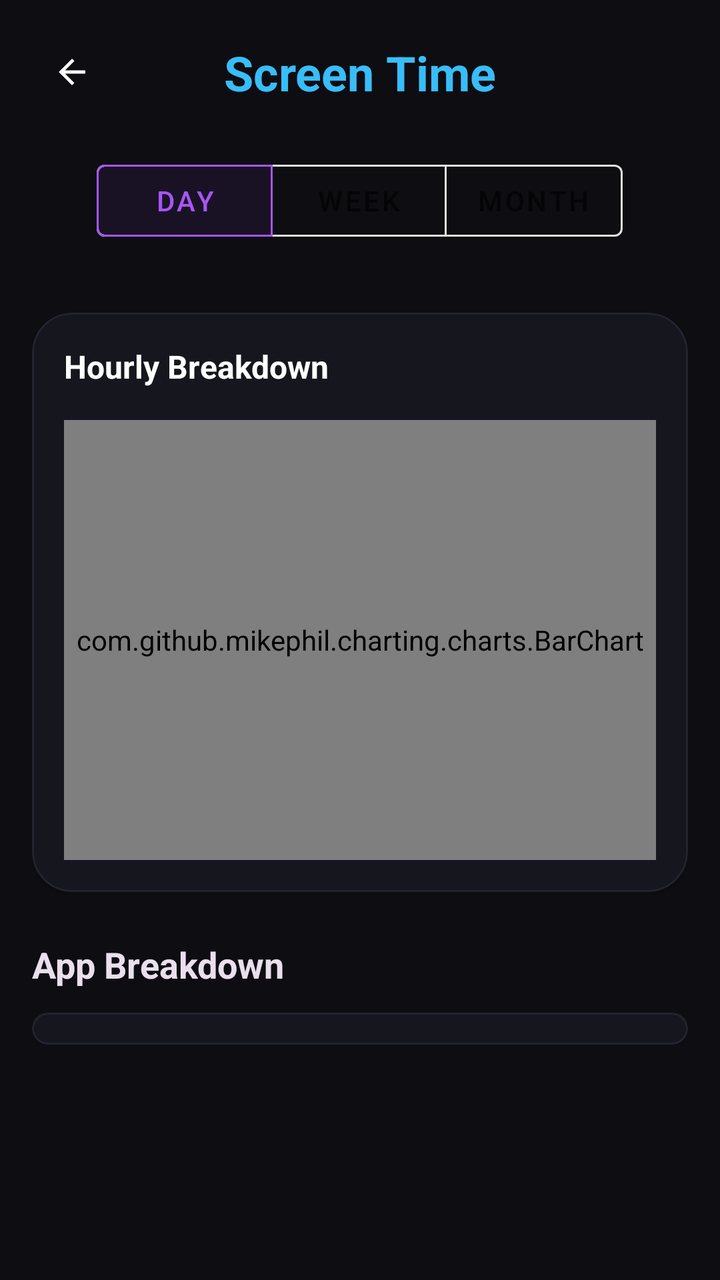
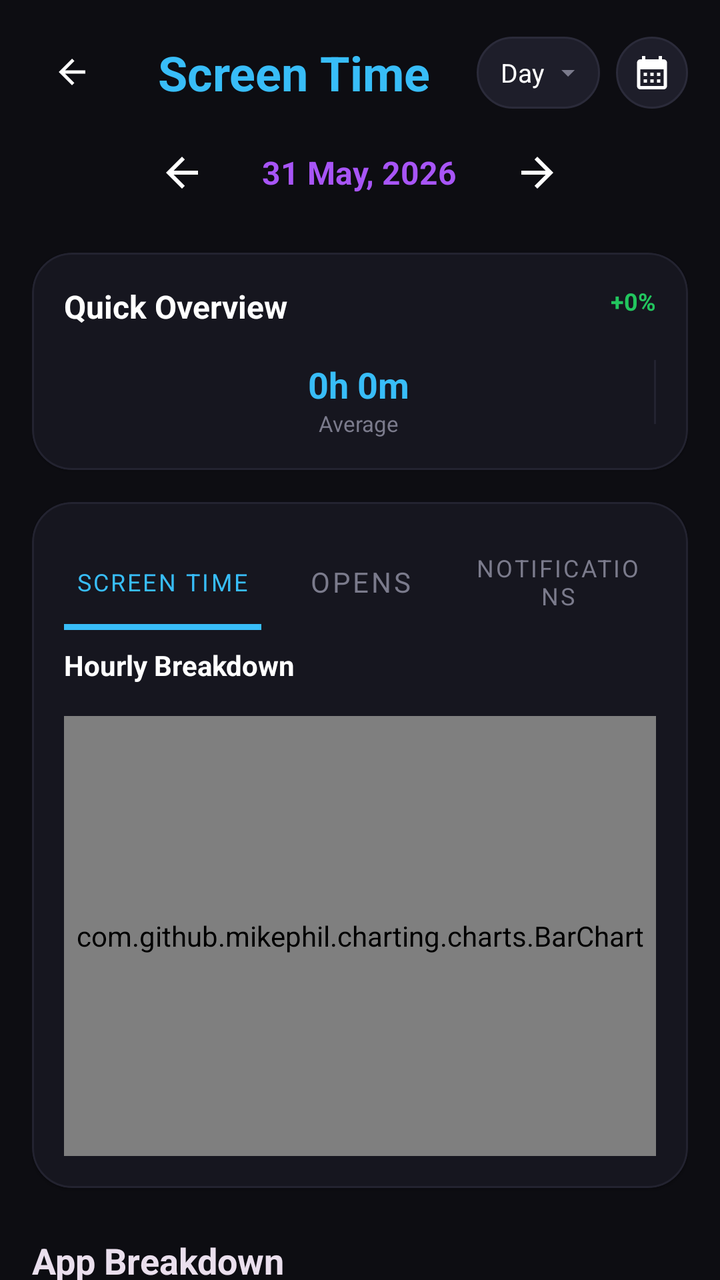

Compare the two renders of this Android layout. The source of the first and the diff that turns it into the second are given below.
<!-- AndroidManifest.xml: activity theme Theme.PP -->
<!-- res/layout/activity_screen_time_analytics.xml -->
<?xml version="1.0" encoding="utf-8"?>
<androidx.constraintlayout.widget.ConstraintLayout xmlns:android="http://schemas.android.com/apk/res/android"
    xmlns:app="http://schemas.android.com/apk/res-auto"
    android:layout_width="match_parent"
    android:layout_height="match_parent"
    android:background="@color/background"
    android:fitsSystemWindows="true">

    <ImageView
        android:id="@+id/btnBack"
        android:layout_width="40dp"
        android:layout_height="40dp"
        android:layout_marginStart="16dp"
        android:layout_marginTop="16dp"
        android:padding="10dp"
        android:src="@drawable/ic_back"
        app:layout_constraintStart_toStartOf="parent"
        app:layout_constraintTop_toTopOf="parent"
        app:tint="@color/text_primary" />

    <TextView
        android:id="@+id/tvTitle"
        android:layout_width="wrap_content"
        android:layout_height="wrap_content"
        android:text="Screen Time"
        android:textColor="@color/electric_blue"
        android:textSize="24sp"
        android:textStyle="bold"
        app:layout_constraintBottom_toBottomOf="@id/btnBack"
        app:layout_constraintEnd_toEndOf="parent"
        app:layout_constraintStart_toStartOf="parent"
        app:layout_constraintTop_toTopOf="@id/btnBack" />

    <LinearLayout
        android:id="@+id/periodControls"
        android:layout_width="match_parent"
        android:layout_height="wrap_content"
        android:layout_marginTop="24dp"
        android:gravity="center"
        android:orientation="horizontal"
        app:layout_constraintTop_toBottomOf="@id/tvTitle">

        <com.google.android.material.button.MaterialButtonToggleGroup
            android:id="@+id/togglePeriod"
            android:layout_width="wrap_content"
            android:layout_height="wrap_content"
            app:checkedButton="@+id/btnDay"
            app:singleSelection="true">

            <Button
                android:id="@+id/btnDay"
                style="@style/Widget.MaterialComponents.Button.OutlinedButton"
                android:layout_width="wrap_content"
                android:layout_height="wrap_content"
                android:text="Day" />

            <Button
                android:id="@+id/btnWeek"
                style="@style/Widget.MaterialComponents.Button.OutlinedButton"
                android:layout_width="wrap_content"
                android:layout_height="wrap_content"
                android:text="Week" />

            <Button
                android:id="@+id/btnMonth"
                style="@style/Widget.MaterialComponents.Button.OutlinedButton"
                android:layout_width="wrap_content"
                android:layout_height="wrap_content"
                android:text="Month" />
        </com.google.android.material.button.MaterialButtonToggleGroup>
    </LinearLayout>

    <androidx.core.widget.NestedScrollView
        android:layout_width="match_parent"
        android:layout_height="0dp"
        android:layout_marginTop="16dp"
        app:layout_constraintBottom_toBottomOf="parent"
        app:layout_constraintTop_toBottomOf="@id/periodControls">

        <LinearLayout
            android:layout_width="match_parent"
            android:layout_height="wrap_content"
            android:orientation="vertical"
            android:padding="16dp">

            
            <com.google.android.material.card.MaterialCardView
                android:layout_width="match_parent"
                android:layout_height="wrap_content"
                app:cardBackgroundColor="@color/card_background"
                app:cardCornerRadius="20dp"
                app:strokeColor="@color/stroke_color"
                app:strokeWidth="1dp">

                <LinearLayout
                    android:layout_width="match_parent"
                    android:layout_height="wrap_content"
                    android:orientation="vertical"
                    android:padding="16dp">

                    <TextView
                        android:id="@+id/tvChartLabel"
                        android:layout_width="wrap_content"
                        android:layout_height="wrap_content"
                        android:text="Hourly Breakdown"
                        android:textColor="@color/text_primary"
                        android:textSize="16sp"
                        android:textStyle="bold" />

                    <com.github.mikephil.charting.charts.BarChart
                        android:id="@+id/usageChart"
                        android:layout_width="match_parent"
                        android:layout_height="220dp"
                        android:layout_marginTop="16dp" />
                </LinearLayout>
            </com.google.android.material.card.MaterialCardView>

            
            <TextView
                android:layout_width="wrap_content"
                android:layout_height="wrap_content"
                android:layout_marginTop="24dp"
                android:text="App Breakdown"
                android:textColor="@color/on_surface"
                android:textSize="18sp"
                android:textStyle="bold" />

            <com.google.android.material.card.MaterialCardView
                android:layout_width="match_parent"
                android:layout_height="wrap_content"
                android:layout_marginTop="12dp"
                app:cardBackgroundColor="@color/card_background"
                app:cardCornerRadius="20dp"
                app:strokeColor="@color/stroke_color"
                app:strokeWidth="1dp">

                <androidx.recyclerview.widget.RecyclerView
                    android:id="@+id/rvApps"
                    android:layout_width="match_parent"
                    android:layout_height="wrap_content"
                    android:padding="8dp"
                    android:nestedScrollingEnabled="false" />
            </com.google.android.material.card.MaterialCardView>

        </LinearLayout>
    </androidx.core.widget.NestedScrollView>

</androidx.constraintlayout.widget.ConstraintLayout>
<!-- resources referenced by this layout -->
<resources>
  <color name="background">#0D0D12</color>
  <color name="card_background">#16161F</color>
  <color name="electric_blue">#38BDF8</color>
  <color name="on_surface">#EADFED</color>
  <color name="stroke_color">#232330</color>
  <color name="text_primary">#FFFFFF</color>
  <!-- drawable ic_back (drawable) -->
  <vector xmlns:android="http://schemas.android.com/apk/res/android"
      android:width="24dp"
      android:height="24dp"
      android:viewportWidth="24"
      android:viewportHeight="24">
    <path
        android:fillColor="#FF000000"
        android:pathData="M20,11H7.83l5.59,-5.59L12,4l-8,8 8,8 1.41,-1.41L7.83,13H20v-2z"/>
  </vector>
  <style name="Theme.PP" parent="Theme.MaterialComponents.DayNight.NoActionBar">
          
          <item name="colorPrimary">@color/accent_purple</item>
          <item name="colorPrimaryVariant">@color/selected_date_bg</item>
          <item name="colorOnPrimary">@color/white</item>
          
          <item name="colorSecondary">@color/accent_pink</item>
          <item name="colorSecondaryVariant">@color/accent_pink</item>
          <item name="colorOnSecondary">@color/black</item>
          
          <item name="android:statusBarColor">@color/background</item>
          
      </style>
  <color name="accent_purple">#A855F7</color>
  <color name="selected_date_bg">#9333EA</color>
  <color name="white">#FFFFFFFF</color>
  <color name="accent_pink">#EC4899</color>
  <color name="black">#FF000000</color>
</resources>

<!-- the commit's change to res/layout/activity_screen_time_analytics.xml (unified diff, before → after) -->
@@ -20,62 +20,111 @@
 
     <TextView
         android:id="@+id/tvTitle"
-        android:layout_width="wrap_content"
+        android:layout_width="0dp"
         android:layout_height="wrap_content"
+        android:layout_marginStart="8dp"
+        android:layout_marginEnd="8dp"
+        android:gravity="center"
         android:text="Screen Time"
         android:textColor="@color/electric_blue"
         android:textSize="24sp"
         android:textStyle="bold"
         app:layout_constraintBottom_toBottomOf="@id/btnBack"
+        app:layout_constraintEnd_toStartOf="@id/controlsRow"
+        app:layout_constraintStart_toEndOf="@id/btnBack"
+        app:layout_constraintTop_toTopOf="@id/btnBack" />
+
+    <LinearLayout
+        android:id="@+id/controlsRow"
+        android:layout_width="wrap_content"
+        android:layout_height="wrap_content"
+        android:layout_marginEnd="16dp"
+        android:gravity="center_vertical"
+        android:orientation="horizontal"
+        app:layout_constraintBottom_toBottomOf="@id/tvTitle"
         app:layout_constraintEnd_toEndOf="parent"
-        app:layout_constraintStart_toStartOf="parent"
-        app:layout_constraintTop_toTopOf="@id/btnBack" />
+        app:layout_constraintTop_toTopOf="@id/tvTitle">
+
+        <LinearLayout
+            android:id="@+id/periodDropdown"
+            android:layout_width="wrap_content"
+            android:layout_height="36dp"
+            android:background="@drawable/bg_neon_dropdown"
+            android:gravity="center_vertical"
+            android:orientation="horizontal"
+            android:paddingStart="12dp"
+            android:paddingEnd="8dp">
+
+            <TextView
+                android:id="@+id/tvPeriodType"
+                android:layout_width="wrap_content"
+                android:layout_height="wrap_content"
+                android:text="Day"
+                android:textColor="@color/text_primary"
+                android:textSize="13sp" />
+
+            <ImageView
+                android:layout_width="16dp"
+                android:layout_height="16dp"
+                android:layout_marginStart="4dp"
+                android:src="@drawable/ic_arrow_down"
+                app:tint="@color/text_muted" />
+        </LinearLayout>
+
+        <ImageView
+            android:id="@+id/btnCalendar"
+            android:layout_width="36dp"
+            android:layout_height="36dp"
+            android:layout_marginStart="8dp"
+            android:background="@drawable/bg_neon_dropdown"
+            android:padding="8dp"
+            android:src="@drawable/ic_calendar"
+            app:tint="@color/text_primary" />
+    </LinearLayout>
 
     <LinearLayout
-        android:id="@+id/periodControls"
+        android:id="@+id/periodNavigation"
         android:layout_width="match_parent"
         android:layout_height="wrap_content"
-        android:layout_marginTop="24dp"
+        android:layout_marginTop="16dp"
         android:gravity="center"
         android:orientation="horizontal"
-        app:layout_constraintTop_toBottomOf="@id/tvTitle">
-
-        <com.google.android.material.button.MaterialButtonToggleGroup
-            android:id="@+id/togglePeriod"
+        app:layout_constraintTop_toBottomOf="@id/controlsRow">
+
+        <ImageView
+            android:id="@+id/btnPrev"
+            android:layout_width="32dp"
+            android:layout_height="32dp"
+            android:padding="4dp"
+            android:src="@drawable/ic_back"
+            app:tint="@color/text_primary" />
+
+        <TextView
+            android:id="@+id/tvPeriodLabel"
             android:layout_width="wrap_content"
             android:layout_height="wrap_content"
-            app:checkedButton="@+id/btnDay"
-            app:singleSelection="true">
-
-            <Button
-                android:id="@+id/btnDay"
-                style="@style/Widget.MaterialComponents.Button.OutlinedButton"
-                android:layout_width="wrap_content"
-                android:layout_height="wrap_content"
-                android:text="Day" />
-
-            <Button
-                android:id="@+id/btnWeek"
-                style="@style/Widget.MaterialComponents.Button.OutlinedButton"
-                android:layout_width="wrap_content"
-                android:layout_height="wrap_content"
-                android:text="Week" />
-
-            <Button
-                android:id="@+id/btnMonth"
-                style="@style/Widget.MaterialComponents.Button.OutlinedButton"
-                android:layout_width="wrap_content"
-                android:layout_height="wrap_content"
-                android:text="Month" />
-        </com.google.android.material.button.MaterialButtonToggleGroup>
+            android:layout_marginHorizontal="24dp"
+            android:text="31 May, 2026"
+            android:textColor="@color/accent_purple"
+            android:textSize="16sp"
+            android:textStyle="bold" />
+
+        <ImageView
+            android:id="@+id/btnNext"
+            android:layout_width="32dp"
+            android:layout_height="32dp"
+            android:padding="4dp"
+            android:rotation="180"
+            android:src="@drawable/ic_back"
+            app:tint="@color/text_primary" />
     </LinearLayout>
 
     <androidx.core.widget.NestedScrollView
         android:layout_width="match_parent"
         android:layout_height="0dp"
-        android:layout_marginTop="16dp"
+        android:layout_marginTop="8dp"
         app:layout_constraintBottom_toBottomOf="parent"
-        app:layout_constraintTop_toBottomOf="@id/periodControls">
+        app:layout_constraintTop_toBottomOf="@id/periodNavigation">
 
         <LinearLayout
             android:layout_width="match_parent"
@@ -87,6 +136,7 @@
             <com.google.android.material.card.MaterialCardView
                 android:layout_width="match_parent"
                 android:layout_height="wrap_content"
+                android:layout_marginBottom="16dp"
                 app:cardBackgroundColor="@color/card_background"
                 app:cardCornerRadius="20dp"
                 app:strokeColor="@color/stroke_color"
@@ -98,13 +148,140 @@
                     android:orientation="vertical"
                     android:padding="16dp">
 
+                    <RelativeLayout
+                        android:layout_width="match_parent"
+                        android:layout_height="wrap_content">
+                        <TextView
+                            android:layout_width="wrap_content"
+                            android:layout_height="wrap_content"
+                            android:text="Quick Overview"
+                            android:textColor="@color/text_primary"
+                            android:textSize="16sp"
+                            android:textStyle="bold" />
+
+                        <TextView
+                            android:id="@+id/tvPercentChange"
+                            android:layout_width="wrap_content"
+                            android:layout_height="wrap_content"
+                            android:layout_alignParentEnd="true"
+                            android:text="+0%"
+                            android:textColor="@color/emerald_green"
+                            android:textSize="12sp"
+                            android:textStyle="bold" />
+                    </RelativeLayout>
+
+                    <LinearLayout
+                        android:layout_width="match_parent"
+                        android:layout_height="wrap_content"
+                        android:layout_marginTop="16dp"
+                        android:orientation="horizontal">
+
+                        <LinearLayout
+                            android:layout_width="0dp"
+                            android:layout_height="wrap_content"
+                            android:layout_weight="1"
+                            android:gravity="center"
+                            android:orientation="vertical">
+                            <TextView
+                                android:id="@+id/tvAvgValue"
+                                android:layout_width="wrap_content"
+                                android:layout_height="wrap_content"
+                                android:text="0h 0m"
+                                android:textColor="@color/electric_blue"
+                                android:textSize="18sp"
+                                android:textStyle="bold" />
+                            <TextView
+                                android:layout_width="wrap_content"
+                                android:layout_height="wrap_content"
+                                android:text="Average"
+                                android:textColor="@color/text_muted"
+                                android:textSize="11sp" />
+                        </LinearLayout>
+
+                        <View
+                            android:layout_width="1dp"
+                            android:layout_height="32dp"
+                            android:background="@color/stroke_color" />
+
+                        <LinearLayout
+                            android:id="@+id/targetStatsContainer"
+                            android:layout_width="0dp"
+                            android:layout_height="wrap_content"
+                            android:layout_weight="1"
+                            android:gravity="center"
+                            android:orientation="vertical"
+                            android:visibility="gone">
+                            <TextView
+                                android:id="@+id/tvTargetStatus"
+                                android:layout_width="wrap_content"
+                                android:layout_height="wrap_content"
+                                android:text="0 / 0"
+                                android:textColor="@color/emerald_green"
+                                android:textSize="18sp"
+                                android:textStyle="bold" />
+                            <TextView
+                                android:layout_width="wrap_content"
+                                android:layout_height="wrap_content"
+                                android:text="Target Met"
+                                android:textColor="@color/text_muted"
+                                android:textSize="11sp" />
+                        </LinearLayout>
+                    </LinearLayout>
+                </LinearLayout>
+            </com.google.android.material.card.MaterialCardView>
+
+            
+            <com.google.android.material.card.MaterialCardView
+                android:layout_width="match_parent"
+                android:layout_height="wrap_content"
+                app:cardBackgroundColor="@color/card_background"
+                app:cardCornerRadius="20dp"
+                app:strokeColor="@color/stroke_color"
+                app:strokeWidth="1dp">
+
+                <LinearLayout
+                    android:layout_width="match_parent"
+                    android:layout_height="wrap_content"
+                    android:orientation="vertical"
+                    android:padding="16dp">
+
+                    <com.google.android.material.tabs.TabLayout
+                        android:id="@+id/tabLayoutBreakdown"
+                        android:layout_width="match_parent"
+                        android:layout_height="wrap_content"
+                        android:background="@android:color/transparent"
+                        app:tabIndicatorColor="@color/electric_blue"
+                        app:tabIndicatorHeight="3dp"
+                        app:tabSelectedTextColor="@color/electric_blue"
+                        app:tabTextColor="@color/text_muted"
+                        app:tabMode="fixed"
+                        app:tabGravity="fill"
+                        app:tabRippleColor="@null"
+                        app:tabPaddingStart="4dp"
+                        app:tabPaddingEnd="4dp"
+                        app:tabTextAppearance="@style/TextAppearance.AppCompat.Small">
+                        <com.google.android.material.tabs.TabItem
+                            android:layout_width="wrap_content"
+                            android:layout_height="wrap_content"
+                            android:text="Screen Time" />
+                        <com.google.android.material.tabs.TabItem
+                            android:layout_width="wrap_content"
+                            android:layout_height="wrap_content"
+                            android:text="Opens" />
+                        <com.google.android.material.tabs.TabItem
+                            android:layout_width="wrap_content"
+                            android:layout_height="wrap_content"
+                            android:text="Notifications" />
+                    </com.google.android.material.tabs.TabLayout>
+
                     <TextView
                         android:id="@+id/tvChartLabel"
                         android:layout_width="wrap_content"
                         android:layout_height="wrap_content"
+                        android:layout_marginTop="8dp"
                         android:text="Hourly Breakdown"
                         android:textColor="@color/text_primary"
-                        android:textSize="16sp"
+                        android:textSize="14sp"
                         android:textStyle="bold" />
 
                     <com.github.mikephil.charting.charts.BarChart
@@ -112,6 +289,14 @@
                         android:layout_width="match_parent"
                         android:layout_height="220dp"
                         android:layout_marginTop="16dp" />
+
+                    <com.github.mikephil.charting.charts.LineChart
+                        android:id="@+id/usageLineChart"
+                        android:layout_width="match_parent"
+                        android:layout_height="220dp"
+                        android:layout_marginTop="16dp"
+                        android:visibility="gone" />
+
                 </LinearLayout>
             </com.google.android.material.card.MaterialCardView>
 
<!-- resource entries referenced after the edit -->
@@ -3,9 +3,36 @@
   <color name="background">#0D0D12</color>
   <color name="card_background">#16161F</color>
   <color name="electric_blue">#38BDF8</color>
+  <color name="emerald_green">#22C55E</color>
   <color name="on_surface">#EADFED</color>
   <color name="stroke_color">#232330</color>
+  <color name="text_muted">#7B7B8C</color>
   <color name="text_primary">#FFFFFF</color>
+  <!-- drawable bg_neon_dropdown (drawable) -->
+  <?xml version="1.0" encoding="utf-8"?>
+  <shape xmlns:android="http://schemas.android.com/apk/res/android"
+      android:shape="rectangle">
+      <solid android:color="@color/elevated_surface" />
+      <corners android:radius="18dp" />
+      <stroke
+          android:width="1dp"
+          android:color="@color/border_color" />
+      <padding
+          android:left="4dp"
+          android:right="4dp"
+          android:top="4dp"
+          android:bottom="4dp" />
+  </shape>
+  <!-- drawable ic_arrow_down (drawable) -->
+  <vector xmlns:android="http://schemas.android.com/apk/res/android"
+      android:width="24dp"
+      android:height="24dp"
+      android:viewportWidth="24"
+      android:viewportHeight="24">
+    <path
+        android:fillColor="#FFFFFFFF"
+        android:pathData="M7,10l5,5 5,-5H7z"/>
+  </vector>
   <!-- drawable ic_back (drawable) -->
   <vector xmlns:android="http://schemas.android.com/apk/res/android"
       android:width="24dp"
@@ -15,6 +42,16 @@
     <path
         android:fillColor="#FF000000"
         android:pathData="M20,11H7.83l5.59,-5.59L12,4l-8,8 8,8 1.41,-1.41L7.83,13H20v-2z"/>
+  </vector>
+  <!-- drawable ic_calendar (drawable) -->
+  <vector xmlns:android="http://schemas.android.com/apk/res/android"
+      android:width="24dp"
+      android:height="24dp"
+      android:viewportWidth="24"
+      android:viewportHeight="24">
+      <path
+          android:fillColor="#A155F7"
+          android:pathData="M19,4h-1V2h-2v2H8V2H6v2H5C3.89,4 3.01,4.9 3.01,6L3,20c0,1.1 0.89,2 2,2h14c1.1,0 2,-0.9 2,-2V6C21,4.9 20.1,4 19,4zM19,20H5V10h14V20zM9,14H7v-2h2v2zM13,14h-2v-2h2v2zM17,14h-2v-2h2v2zM9,18H7v-2h2v2zM13,18h-2v-2h2v2zM17,18h-2v-2h2v2z"/>
   </vector>
   <style name="Theme.PP" parent="Theme.MaterialComponents.DayNight.NoActionBar">
           
@@ -29,6 +66,8 @@
           <item name="android:statusBarColor">@color/background</item>
           
       </style>
+  <color name="elevated_surface">#1E1E2A</color>
+  <color name="border_color">#2B2B3A</color>
   <color name="accent_purple">#A855F7</color>
   <color name="selected_date_bg">#9333EA</color>
   <color name="white">#FFFFFFFF</color>
